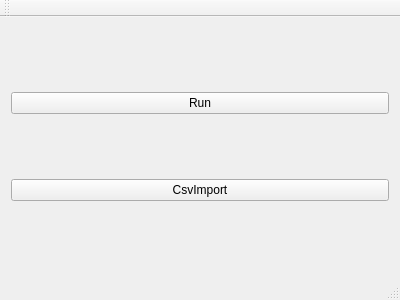
The window that Takao/takao.ui (tnct-spc/procon2019-comp) describes before a commit, drawn with Qt 5.
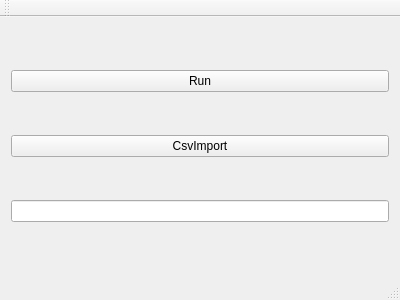
The same window after the commit.

Commit message: [add]試験的にテキストボックスを追加した

What changed in the file:
```diff
--- a/Takao/takao.ui
+++ b/Takao/takao.ui
@@ -46,6 +46,13 @@
         </property>
        </widget>
       </item>
+      <item>
+       <layout class="QVBoxLayout" name="verticalLayout_2">
+        <item>
+         <widget class="QLineEdit" name="lineEdit"/>
+        </item>
+       </layout>
+      </item>
      </layout>
     </item>
    </layout>
```
Left out of the diff: 2 changed lines with no effect on the pictures.
